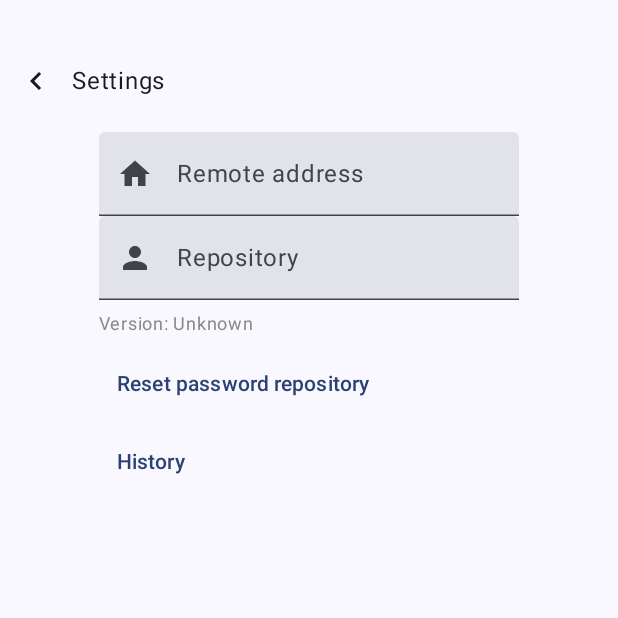
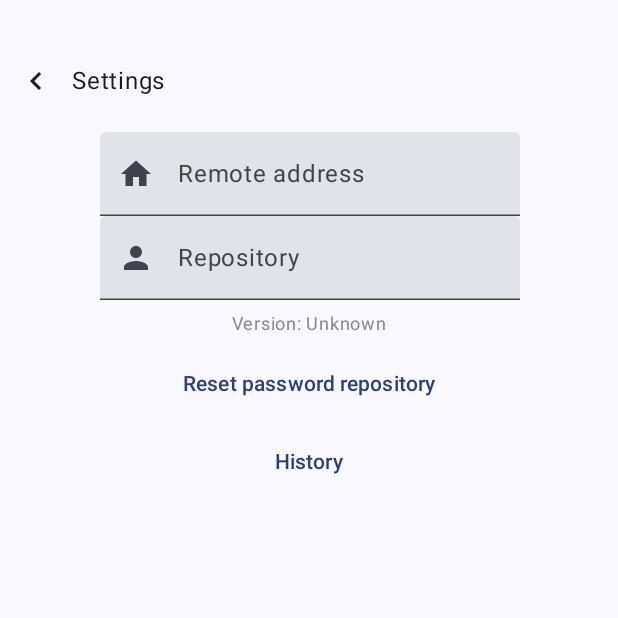
Before and after one commit to Kafva/kage, an Android app built with Jetpack Compose: the SettingsView screen opened through its navigation route, on a phone screen of 412 x 824 dp, the top half of it. Run offline under Robolectric (Android 15) with nearby library versions, the phone set to English and light mode, and no system bars; our stand-ins replace Dagger/Hilt's generated code; 1 statement that could not run was skipped.

Commit message:
wip android

```diff
--- a/android/src/main/kotlin/kafva/kage/ui/views/SettingsView.kt
+++ b/android/src/main/kotlin/kafva/kage/ui/views/SettingsView.kt
@@ -37,10 +37,13 @@ import androidx.compose.ui.unit.dp
 import androidx.compose.ui.unit.sp
 import androidx.compose.ui.graphics.Color
 import androidx.compose.ui.focus.FocusDirection
+import androidx.compose.ui.Alignment
 import androidx.navigation.NavHostController
 import android.content.pm.PackageInfo
 import androidx.compose.material3.ButtonDefaults
 import kafva.kage.data.AppRepository
+import androidx.compose.foundation.layout.fillMaxWidth
+import androidx.compose.foundation.layout.Arrangement
 
 @Composable
 fun SettingsView(
@@ -54,7 +57,10 @@ fun SettingsView(
     val remoteAddress = remember { mutableStateOf("") }
     val remoteRepoPath = remember { mutableStateOf("") }
 
-    Column(modifier = Modifier.padding(top = 10.dp)) {
+    Column(modifier = Modifier.fillMaxWidth(0.85f).padding(top = 10.dp),
+           verticalArrangement = Arrangement.Center,
+           horizontalAlignment = Alignment.CenterHorizontally
+    ) {
         TextField(
             value = remoteAddress.value,
             leadingIcon = { Icon(Icons.Filled.Home, "Remote address") },
--- a/android/src/main/kotlin/kafva/kage/ui/views/ToolbarView.kt
+++ b/android/src/main/kotlin/kafva/kage/ui/views/ToolbarView.kt
@@ -78,22 +78,26 @@ fun ToolbarView(
 
                 when (currentRoute) {
                     Screen.Home.route -> {
+                        IconButton(onClick = {
+                            navController.navigate(Screen.Settings.route)
+                        },
+                            modifier = Modifier.padding(start = 5.dp, end = 15.dp)
+                        ) {
+                            Icon(Icons.Filled.Settings, "Settings")
+                        }
+
                         SearchField()
 
                         IconButton(onClick = {
                             viewModel.runtimeSettingsRepository.toggleExpandRecursively()
-                        }) {
+                        },
+                            modifier = Modifier.padding(start = 5.dp, end = 15.dp)) {
                             val treeExpansionIcon = if (expandRecursively)
                                             Icons.Filled.KeyboardArrowDown
                                        else Icons.Filled.KeyboardArrowRight
                             Icon(treeExpansionIcon, "Toggle tree expansion")
                         }
 
-                        IconButton(onClick = {
-                            navController.navigate(Screen.Settings.route)
-                        }) {
-                            Icon(Icons.Filled.Settings, "Settings")
-                        }
                     }
                     else -> {
                         IconButton(onClick = {
@@ -137,6 +141,5 @@ private fun SearchField(viewModel: ToolbarViewModel = hiltViewModel()) {
                 // focusManager.clearFocus()
             }
         ),
-        modifier = Modifier.padding(start = 30.dp)
     )
 }
```
Also changed, not shown: android/src/main/kotlin/kafva/kage/ui/views/PasswordView.kt (+5 -3 lines).
